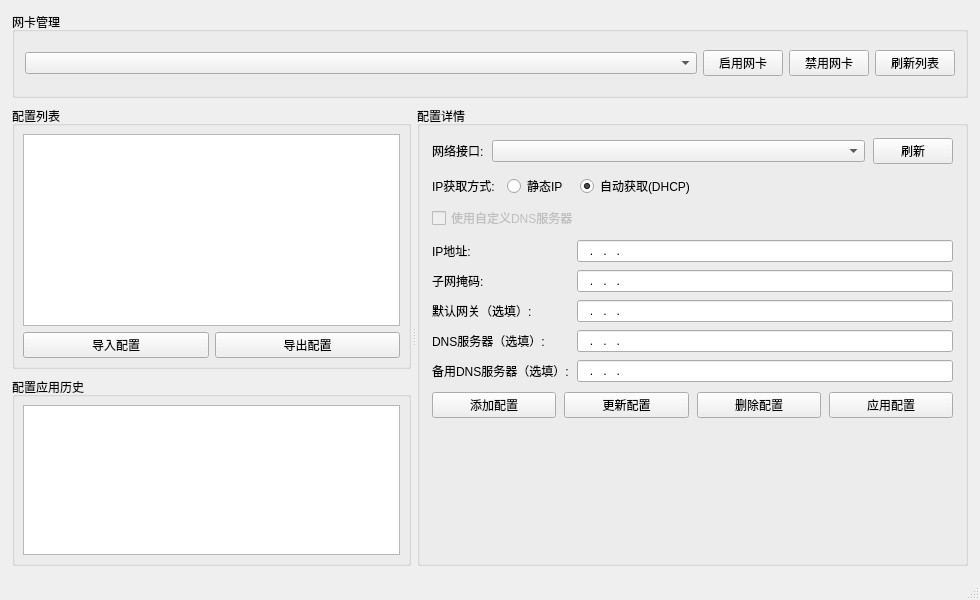
Qt form NetworkConfigManager/mainwindow.ui (mawenshui/My_Tools_Project) before a commit.
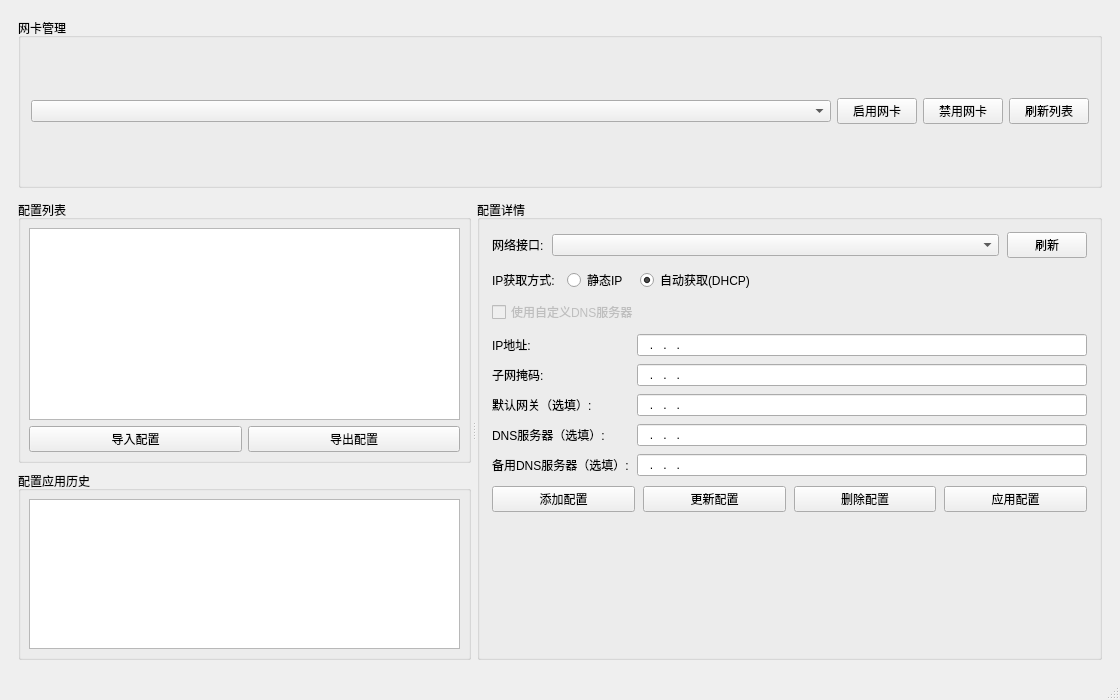
The same form after that commit. Icons and pictures are not drawn.

Patch:
```diff
--- a/NetworkConfigManager/mainwindow.ui
+++ b/NetworkConfigManager/mainwindow.ui
@@ -6,14 +6,14 @@
    <rect>
     <x>0</x>
     <y>0</y>
-    <width>980</width>
-    <height>600</height>
+    <width>1120</width>
+    <height>700</height>
    </rect>
   </property>
   <property name="minimumSize">
    <size>
-    <width>900</width>
-    <height>550</height>
+    <width>980</width>
+    <height>690</height>
    </size>
   </property>
   <property name="windowTitle">
@@ -26,24 +26,24 @@
   <widget class="QWidget" name="centralWidget">
    <layout class="QGridLayout" name="gridLayout_3">
     <property name="spacing">
-     <number>8</number>
+     <number>14</number>
     </property>
     <property name="leftMargin">
-     <number>12</number>
+     <number>18</number>
     </property>
     <property name="topMargin">
-     <number>12</number>
+     <number>18</number>
     </property>
     <property name="rightMargin">
-     <number>12</number>
+     <number>18</number>
     </property>
     <property name="bottomMargin">
-     <number>12</number>
+     <number>18</number>
     </property>
     <item row="0" column="0">
      <layout class="QVBoxLayout" name="verticalLayout">
       <property name="spacing">
-       <number>8</number>
+       <number>12</number>
       </property>
       <item>
        <widget class="QGroupBox" name="groupBox_Interface">
```
